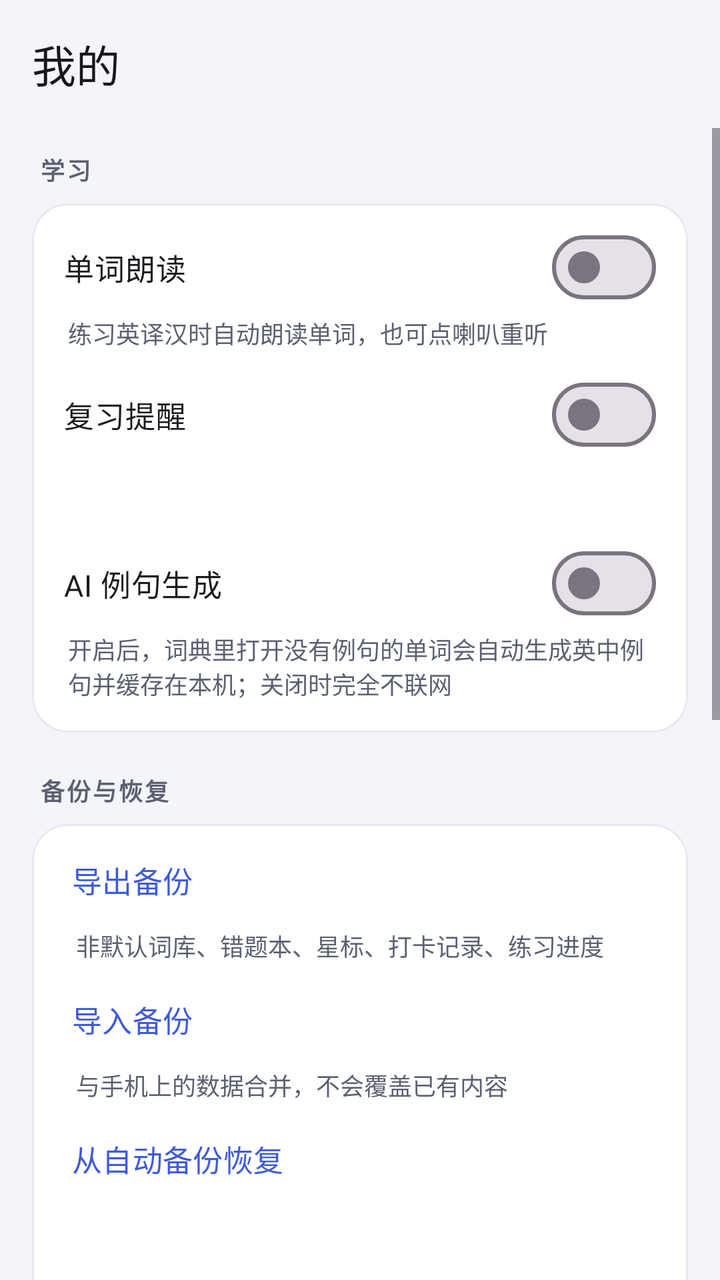
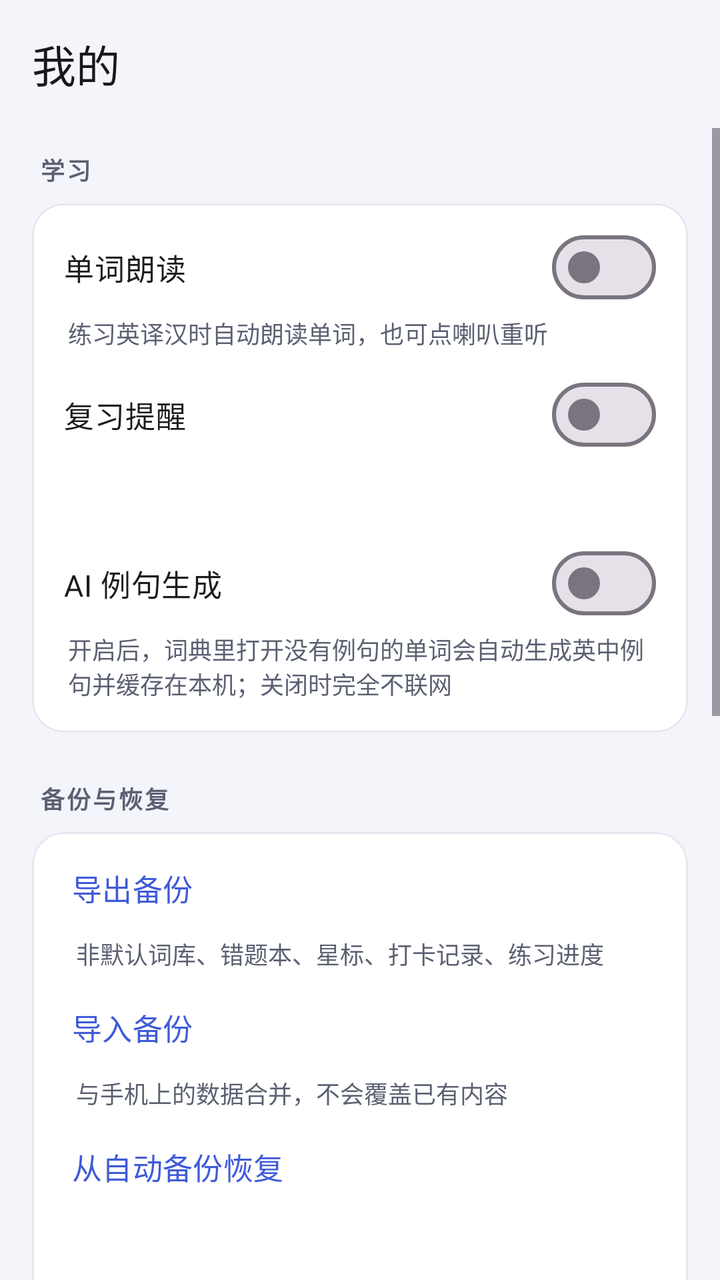

Compare the two renders of this Android layout. The source of the first and the diff that turns it into the second are given below.
<!-- AndroidManifest.xml: application theme Theme.WordDrill -->
<!-- res/layout/fragment_mine.xml -->
<?xml version="1.0" encoding="utf-8"?>
<LinearLayout xmlns:android="http://schemas.android.com/apk/res/android"
    xmlns:app="http://schemas.android.com/apk/res-auto"
    android:id="@+id/root"
    android:layout_width="match_parent"
    android:layout_height="match_parent"
    android:background="@color/bg"
    android:orientation="vertical">

    <com.google.android.material.appbar.MaterialToolbar
        android:id="@+id/toolbar"
        style="@style/Toolbar.WordDrill"
        android:layout_width="match_parent"
        android:layout_height="?attr/actionBarSize"
        app:title="@string/tab_mine"
        app:titleTextAppearance="@style/TextAppearance.Material3.TitleLarge" />

    <ScrollView
        android:layout_width="match_parent"
        android:layout_height="0dp"
        android:layout_weight="1"
        android:clipToPadding="false"
        android:fillViewport="true">

        <LinearLayout
            android:layout_width="match_parent"
            android:layout_height="wrap_content"
            android:orientation="vertical"
            android:paddingStart="16dp"
            android:paddingTop="4dp"
            android:paddingEnd="16dp"
            android:paddingBottom="24dp">

            <TextView
                style="@style/Text.SectionLabel"
                android:layout_width="wrap_content"
                android:layout_height="wrap_content"
                android:layout_marginTop="8dp"
                android:layout_marginStart="4dp"
                android:text="@string/settings_section_study" />

            <com.google.android.material.card.MaterialCardView
                android:layout_width="match_parent"
                android:layout_height="wrap_content"
                android:layout_marginTop="8dp"
                app:cardBackgroundColor="@color/surface"
                app:cardCornerRadius="18dp"
                app:cardElevation="0dp"
                app:strokeColor="@color/divider"
                app:strokeWidth="1dp">

                <LinearLayout
                    android:layout_width="match_parent"
                    android:layout_height="wrap_content"
                    android:orientation="vertical"
                    android:paddingStart="16dp"
                    android:paddingTop="8dp"
                    android:paddingEnd="16dp"
                    android:paddingBottom="8dp">

                    <com.google.android.material.materialswitch.MaterialSwitch
                        android:id="@+id/swTts"
                        android:layout_width="match_parent"
                        android:layout_height="wrap_content"
                        android:minHeight="48dp"
                        android:text="@string/settings_tts_title"
                        android:textSize="15sp" />

                    <TextView
                        android:layout_width="match_parent"
                        android:layout_height="wrap_content"
                        android:layout_marginStart="2dp"
                        android:layout_marginBottom="8dp"
                        android:text="@string/settings_tts_desc"
                        android:textColor="@color/text_secondary"
                        android:textSize="12sp" />

                    <com.google.android.material.materialswitch.MaterialSwitch
                        android:id="@+id/swReminder"
                        android:layout_width="match_parent"
                        android:layout_height="wrap_content"
                        android:minHeight="48dp"
                        android:text="@string/settings_reminder"
                        android:textSize="15sp" />

                    <TextView
                        android:id="@+id/tvReminderTime"
                        android:layout_width="match_parent"
                        android:layout_height="wrap_content"
                        android:layout_marginStart="2dp"
                        android:layout_marginBottom="8dp"
                        android:background="?attr/selectableItemBackground"
                        android:paddingTop="6dp"
                        android:paddingBottom="6dp"
                        android:textColor="@color/text_secondary"
                        android:textSize="12sp" />

                    <com.google.android.material.materialswitch.MaterialSwitch
                        android:id="@+id/swExampleAi"
                        android:layout_width="match_parent"
                        android:layout_height="wrap_content"
                        android:minHeight="48dp"
                        android:text="@string/settings_example_ai"
                        android:textSize="15sp" />

                    <TextView
                        android:layout_width="match_parent"
                        android:layout_height="wrap_content"
                        android:layout_marginStart="2dp"
                        android:layout_marginBottom="8dp"
                        android:text="@string/settings_example_ai_desc"
                        android:textColor="@color/text_secondary"
                        android:textSize="12sp" />
                </LinearLayout>
            </com.google.android.material.card.MaterialCardView>

            <TextView
                style="@style/Text.SectionLabel"
                android:layout_width="wrap_content"
                android:layout_height="wrap_content"
                android:layout_marginTop="20dp"
                android:layout_marginStart="4dp"
                android:text="@string/settings_backup" />

            <com.google.android.material.card.MaterialCardView
                android:layout_width="match_parent"
                android:layout_height="wrap_content"
                android:layout_marginTop="8dp"
                app:cardBackgroundColor="@color/surface"
                app:cardCornerRadius="18dp"
                app:cardElevation="0dp"
                app:strokeColor="@color/divider"
                app:strokeWidth="1dp">

                <LinearLayout
                    android:layout_width="match_parent"
                    android:layout_height="wrap_content"
                    android:orientation="vertical"
                    android:paddingStart="8dp"
                    android:paddingTop="4dp"
                    android:paddingEnd="8dp"
                    android:paddingBottom="4dp">

                    <com.google.android.material.button.MaterialButton
                        android:id="@+id/btnExport"
                        style="@style/Widget.Material3.Button.TextButton"
                        android:layout_width="match_parent"
                        android:layout_height="wrap_content"
                        android:gravity="start|center_vertical"
                        android:text="@string/settings_export"
                        android:textSize="15sp" />

                    <TextView
                        android:layout_width="match_parent"
                        android:layout_height="wrap_content"
                        android:layout_marginStart="14dp"
                        android:layout_marginBottom="4dp"
                        android:text="@string/settings_export_desc"
                        android:textColor="@color/text_secondary"
                        android:textSize="12sp" />

                    <com.google.android.material.button.MaterialButton
                        android:id="@+id/btnImport"
                        style="@style/Widget.Material3.Button.TextButton"
                        android:layout_width="match_parent"
                        android:layout_height="wrap_content"
                        android:gravity="start|center_vertical"
                        android:text="@string/settings_import"
                        android:textSize="15sp" />

                    <TextView
                        android:layout_width="match_parent"
                        android:layout_height="wrap_content"
                        android:layout_marginStart="14dp"
                        android:layout_marginBottom="4dp"
                        android:text="@string/settings_import_desc"
                        android:textColor="@color/text_secondary"
                        android:textSize="12sp" />

                    <com.google.android.material.button.MaterialButton
                        android:id="@+id/btnRestoreAuto"
                        style="@style/Widget.Material3.Button.TextButton"
                        android:layout_width="match_parent"
                        android:layout_height="wrap_content"
                        android:gravity="start|center_vertical"
                        android:text="@string/settings_restore_auto"
                        android:textSize="15sp" />

                    <TextView
                        android:id="@+id/tvAutoBackupTime"
                        android:layout_width="match_parent"
                        android:layout_height="wrap_content"
                        android:layout_marginStart="14dp"
                        android:layout_marginBottom="4dp"
                        android:textColor="@color/text_secondary"
                        android:textSize="12sp" />

                    <com.google.android.material.button.MaterialButton
                        android:id="@+id/btnClearLog"
                        style="@style/Widget.Material3.Button.TextButton"
                        android:layout_width="match_parent"
                        android:layout_height="wrap_content"
                        android:gravity="start|center_vertical"
                        android:text="@string/action_clear_log"
                        android:textSize="15sp" />

                    <TextView
                        android:layout_width="match_parent"
                        android:layout_height="wrap_content"
                        android:layout_marginStart="14dp"
                        android:layout_marginBottom="4dp"
                        android:text="@string/settings_clear_log_desc"
                        android:textColor="@color/text_secondary"
                        android:textSize="12sp" />
                </LinearLayout>
            </com.google.android.material.card.MaterialCardView>

            <TextView
                style="@style/Text.SectionLabel"
                android:layout_width="wrap_content"
                android:layout_height="wrap_content"
                android:layout_marginTop="20dp"
                android:layout_marginStart="4dp"
                android:text="@string/settings_section_other" />

            <com.google.android.material.card.MaterialCardView
                android:layout_width="match_parent"
                android:layout_height="wrap_content"
                android:layout_marginTop="8dp"
                app:cardBackgroundColor="@color/surface"
                app:cardCornerRadius="18dp"
                app:cardElevation="0dp"
                app:strokeColor="@color/divider"
                app:strokeWidth="1dp">

                <LinearLayout
                    android:layout_width="match_parent"
                    android:layout_height="wrap_content"
                    android:orientation="vertical"
                    android:paddingStart="8dp"
                    android:paddingTop="4dp"
                    android:paddingEnd="8dp"
                    android:paddingBottom="4dp">

                    <com.google.android.material.button.MaterialButton
                        android:id="@+id/btnDictionary"
                        style="@style/Widget.Material3.Button.TextButton"
                        android:layout_width="match_parent"
                        android:layout_height="wrap_content"
                        android:gravity="start|center_vertical"
                        android:text="@string/title_dictionary"
                        android:textSize="15sp" />

                    <com.google.android.material.button.MaterialButton
                        android:id="@+id/btnCheckUpdate"
                        style="@style/Widget.Material3.Button.TextButton"
                        android:layout_width="match_parent"
                        android:layout_height="wrap_content"
                        android:gravity="start|center_vertical"
                        android:text="@string/settings_check_update"
                        android:textSize="15sp" />

                    <TextView
                        android:layout_width="match_parent"
                        android:layout_height="wrap_content"
                        android:layout_marginStart="14dp"
                        android:layout_marginBottom="4dp"
                        android:text="@string/settings_update_desc"
                        android:textColor="@color/text_secondary"
                        android:textSize="12sp" />

                    <com.google.android.material.button.MaterialButton
                        android:id="@+id/btnSmartParseUrl"
                        style="@style/Widget.Material3.Button.TextButton"
                        android:layout_width="match_parent"
                        android:layout_height="wrap_content"
                        android:gravity="start|center_vertical"
                        android:text="@string/settings_smart_parse"
                        android:textSize="15sp" />

                    <TextView
                        android:id="@+id/tvSmartParseUrl"
                        android:layout_width="match_parent"
                        android:layout_height="wrap_content"
                        android:layout_marginStart="14dp"
                        android:layout_marginBottom="4dp"
                        android:textColor="@color/text_secondary"
                        android:textSize="12sp" />

                    <com.google.android.material.button.MaterialButton
                        android:id="@+id/btnPrivacy"
                        style="@style/Widget.Material3.Button.TextButton"
                        android:layout_width="match_parent"
                        android:layout_height="wrap_content"
                        android:gravity="start|center_vertical"
                        android:text="@string/settings_privacy"
                        android:textSize="15sp" />

                    <TextView
                        android:layout_width="match_parent"
                        android:layout_height="wrap_content"
                        android:layout_marginStart="14dp"
                        android:layout_marginBottom="4dp"
                        android:text="@string/settings_privacy_desc"
                        android:textColor="@color/text_secondary"
                        android:textSize="12sp" />

                    <com.google.android.material.button.MaterialButton
                        android:id="@+id/btnLicense"
                        style="@style/Widget.Material3.Button.TextButton"
                        android:layout_width="match_parent"
                        android:layout_height="wrap_content"
                        android:gravity="start|center_vertical"
                        android:text="@string/settings_license"
                        android:textSize="15sp" />

                    <TextView
                        android:layout_width="match_parent"
                        android:layout_height="wrap_content"
                        android:layout_marginStart="14dp"
                        android:layout_marginBottom="4dp"
                        android:text="@string/settings_license_desc"
                        android:textColor="@color/text_secondary"
                        android:textSize="12sp" />

                    <com.google.android.material.button.MaterialButton
                        android:id="@+id/btnAbout"
                        style="@style/Widget.Material3.Button.TextButton"
                        android:layout_width="match_parent"
                        android:layout_height="wrap_content"
                        android:gravity="start|center_vertical"
                        android:text="@string/settings_about"
                        android:textSize="15sp" />
                </LinearLayout>
            </com.google.android.material.card.MaterialCardView>

            <TextView
                android:id="@+id/tvVersion"
                android:layout_width="match_parent"
                android:layout_height="wrap_content"
                android:layout_marginTop="20dp"
                android:gravity="center"
                android:textColor="@color/text_hint"
                android:textSize="12sp" />
        </LinearLayout>
    </ScrollView>
</LinearLayout>
<!-- resources referenced by this layout -->
<resources>
  <color name="bg">#F4F5FA</color>
  <color name="divider">#E6E8F0</color>
  <color name="surface">#FFFFFF</color>
  <color name="text_hint">#9AA0B0</color>
  <color name="text_secondary">#5B6172</color>
  <string name="action_clear_log">清空练习记录</string>
  <string name="settings_about">关于</string>
  <string name="settings_backup">备份与恢复</string>
  <string name="settings_check_update">检查更新</string>
  <string name="settings_clear_log_desc">清空后所有单词重新算「没练过」，星标和错题不受影响</string>
  <string name="settings_example_ai">AI 例句生成</string>
  <string name="settings_example_ai_desc">开启后，词典里打开没有例句的单词会自动生成英中例句并缓存在本机；关闭时完全不联网</string>
  <string name="settings_export">导出备份</string>
  <string name="settings_export_desc">非默认词库、错题本、星标、打卡记录、练习进度</string>
  <string name="settings_import">导入备份</string>
  <string name="settings_import_desc">与手机上的数据合并，不会覆盖已有内容</string>
  <string name="settings_license">开放源代码许可</string>
  <string name="settings_license_desc">本应用的 GPLv3 协议与内置词库的来源说明</string>
  <string name="settings_privacy">隐私政策</string>
  <string name="settings_privacy_desc">本应用收集哪些信息、什么时候联网</string>
  <string name="settings_reminder">复习提醒</string>
  <string name="settings_restore_auto">从自动备份恢复</string>
  <string name="settings_section_other">其他</string>
  <string name="settings_section_study">学习</string>
  <string name="settings_smart_parse">智能解析服务地址</string>
  <string name="settings_tts_desc">练习英译汉时自动朗读单词，也可点喇叭重听</string>
  <string name="settings_tts_title">单词朗读</string>
  <string name="settings_update_desc">启动时自动检查；有新版本可在应用内直接下载并安装</string>
  <string name="tab_mine">我的</string>
  <string name="title_dictionary">词典</string>
  <style name="Text.SectionLabel" parent="">
          <item name="android:textSize">12sp</item>
          <item name="android:textColor">@color/text_secondary</item>
          <item name="android:letterSpacing">0.08</item>
          <item name="android:textStyle">bold</item>
      </style>
  <style name="Toolbar.WordDrill" parent="Widget.Material3.Toolbar">
          <item name="android:background">@color/bg</item>
          <item name="titleTextColor">@color/text_primary</item>
          <item name="subtitleTextColor">@color/text_secondary</item>
          <item name="navigationIconTint">@color/text_primary</item>
      </style>
  <style name="Theme.WordDrill" parent="Theme.Material3.DayNight.NoActionBar">
          <item name="colorPrimary">@color/brand</item>
          <item name="colorOnPrimary">@color/white</item>
          <item name="colorPrimaryContainer">@color/brand_container</item>
          <item name="colorOnPrimaryContainer">@color/brand_dark</item>
          <item name="colorSecondary">@color/accent</item>
          <item name="colorSurface">@color/surface</item>
          <item name="android:colorBackground">@color/bg</item>
          <item name="android:windowBackground">@color/bg</item>
          <item name="android:statusBarColor">@color/bg</item>
          <item name="android:navigationBarColor">@color/bg</item>
          <item name="android:windowLightStatusBar">@bool/light_status_bar</item>
      </style>
  <color name="text_primary">#17181C</color>
  <color name="brand">#3F5BD9</color>
  <color name="white">#FFFFFF</color>
  <color name="brand_container">#E4E9FF</color>
  <color name="brand_dark">#1D2B6B</color>
  <color name="accent">#F2A03D</color>
</resources>

<!-- the commit's change to res/layout/fragment_mine.xml (unified diff, before → after) -->
@@ -44,7 +44,7 @@
                 android:layout_height="wrap_content"
                 android:layout_marginTop="8dp"
                 app:cardBackgroundColor="@color/surface"
-                app:cardCornerRadius="18dp"
+                app:cardCornerRadius="16dp"
                 app:cardElevation="0dp"
                 app:strokeColor="@color/divider"
                 app:strokeWidth="1dp">
@@ -118,7 +118,7 @@
                 style="@style/Text.SectionLabel"
                 android:layout_width="wrap_content"
                 android:layout_height="wrap_content"
-                android:layout_marginTop="20dp"
+                android:layout_marginTop="24dp"
                 android:layout_marginStart="4dp"
                 android:text="@string/settings_backup" />
 
@@ -127,7 +127,7 @@
                 android:layout_height="wrap_content"
                 android:layout_marginTop="8dp"
                 app:cardBackgroundColor="@color/surface"
-                app:cardCornerRadius="18dp"
+                app:cardCornerRadius="16dp"
                 app:cardElevation="0dp"
                 app:strokeColor="@color/divider"
                 app:strokeWidth="1dp">
@@ -219,7 +219,7 @@
                 style="@style/Text.SectionLabel"
                 android:layout_width="wrap_content"
                 android:layout_height="wrap_content"
-                android:layout_marginTop="20dp"
+                android:layout_marginTop="24dp"
                 android:layout_marginStart="4dp"
                 android:text="@string/settings_section_other" />
 
@@ -228,7 +228,7 @@
                 android:layout_height="wrap_content"
                 android:layout_marginTop="8dp"
                 app:cardBackgroundColor="@color/surface"
-                app:cardCornerRadius="18dp"
+                app:cardCornerRadius="16dp"
                 app:cardElevation="0dp"
                 app:strokeColor="@color/divider"
                 app:strokeWidth="1dp">
